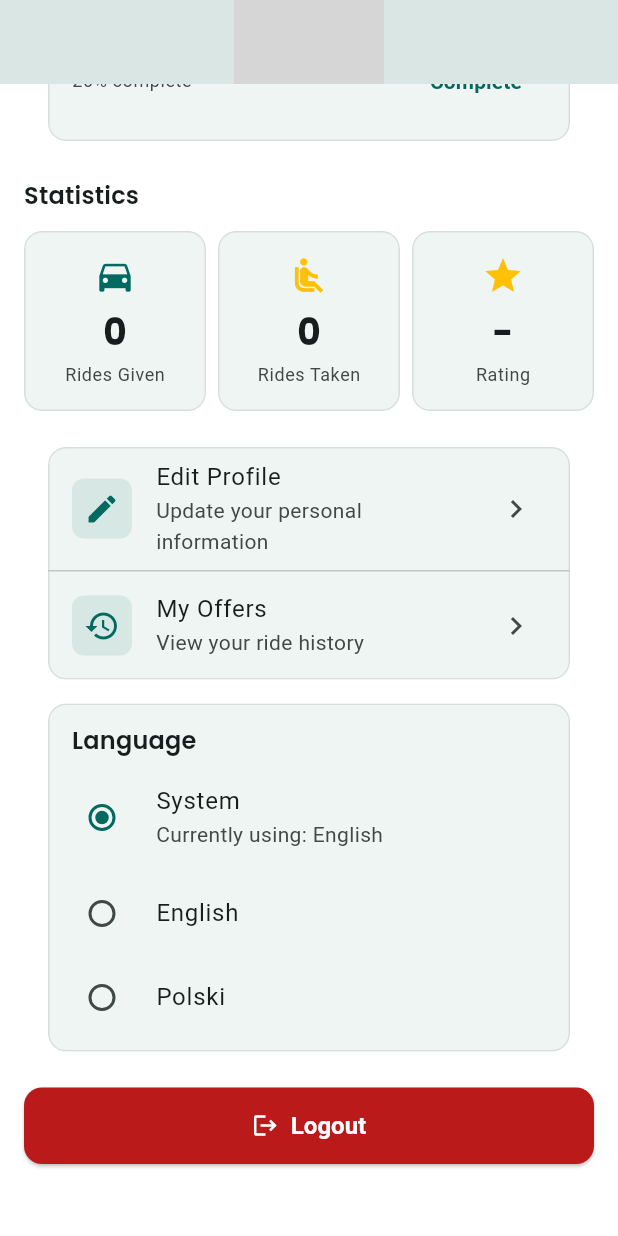
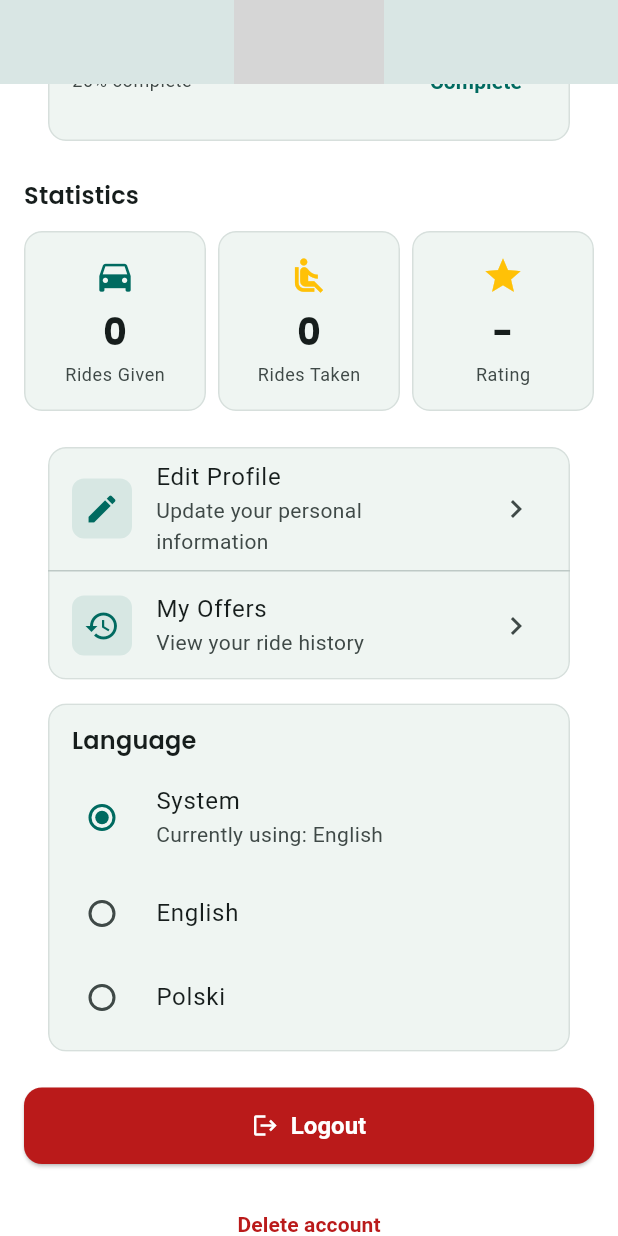
Before and after one commit to Marcin-Kwiatkowski-NA/ride-sharing-frontend, a Flutter app: the _ProfileDashboard screen opened directly with empty values, scrolled down 352 dp, on a phone screen of 412 x 824 dp. Run offline on Flutter 3.47's test engine with Material 3 defaults, Android fonts, the light colour scheme and no system bars; our stand-ins replace app_links, dio, flutter_riverpod, flutter_secure_storage, freezed_annotation, go_router and 4 more; missing offline and left inert: dio_cache_interceptor, http_cache_hive_store; accounts and stored records are empty; generated files the repository leaves out were written again; network calls fail; grey boxes are pictures that could not be loaded.

Commit message:
Add delete account

```diff
--- a/lib/features/profile/data/profile_repository.dart
+++ b/lib/features/profile/data/profile_repository.dart
@@ -8,6 +8,7 @@ part 'profile_repository.g.dart';
 
 abstract class IProfileRepository {
   Future<UserProfile> updateProfile(UpdateProfileRequest request);
+  Future<void> deleteAccount();
 }
 
 class ProfileRepository implements IProfileRepository {
@@ -23,6 +24,11 @@ class ProfileRepository implements IProfileRepository {
     );
     return UserProfile.fromJson(response.data!);
   }
+
+  @override
+  Future<void> deleteAccount() async {
+    await _dio.delete<void>('/me');
+  }
 }
 
 @Riverpod(keepAlive: true)
--- a/lib/l10n/app_en.arb
+++ b/lib/l10n/app_en.arb
@@ -947,5 +947,20 @@
   "@locationConnectionError": { "description": "Error when location search fails due to network" },
 
   "locationSearchFailed": "Failed to load locations",
-  "@locationSearchFailed": { "description": "Generic error when location search fails" }
+  "@locationSearchFailed": { "description": "Generic error when location search fails" },
+
+  "deleteAccount": "Delete account",
+  "@deleteAccount": { "description": "Button label to delete user account" },
+
+  "deleteAccountTitle": "Delete account?",
+  "@deleteAccountTitle": { "description": "Confirmation dialog title for account deletion" },
+
+  "deleteAccountWarning": "This action is permanent and cannot be undone. All your data — rides, messages, and profile — will be permanently deleted.",
+  "@deleteAccountWarning": { "description": "Warning message in account deletion dialog" },
+
+  "deleteAccountConfirm": "Delete my account",
+  "@deleteAccountConfirm": { "description": "Confirm button in account deletion dialog" },
+
+  "deleteAccountError": "Failed to delete account. Please try again.",
+  "@deleteAccountError": { "description": "Error message when account deletion fails" }
 }
```
Also changed, not shown: lib/core/providers/auth_notifier.dart (+26 -0 lines), lib/features/profile/presentation/screens/profile_screen.dart (+52 -0 lines), lib/l10n/app_pl.arb (+7 -1 lines), lib/l10n/generated/app_localizations.dart, lib/l10n/generated/app_localizations_en.dart, lib/l10n/generated/app_localizations_pl.dart.
